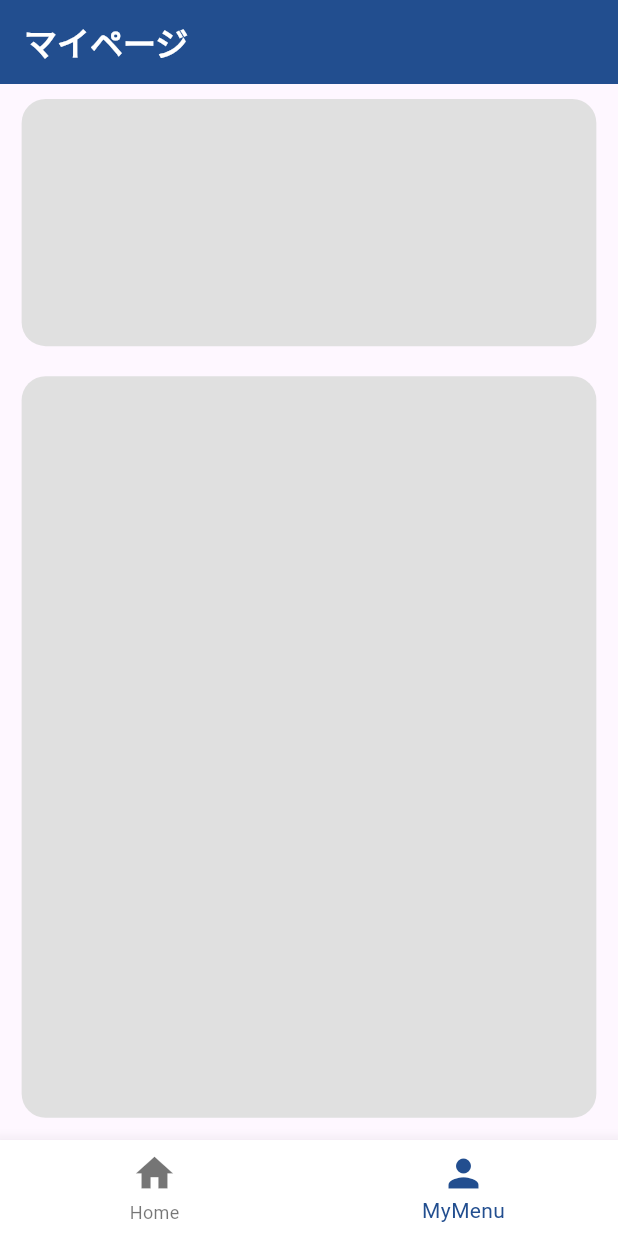
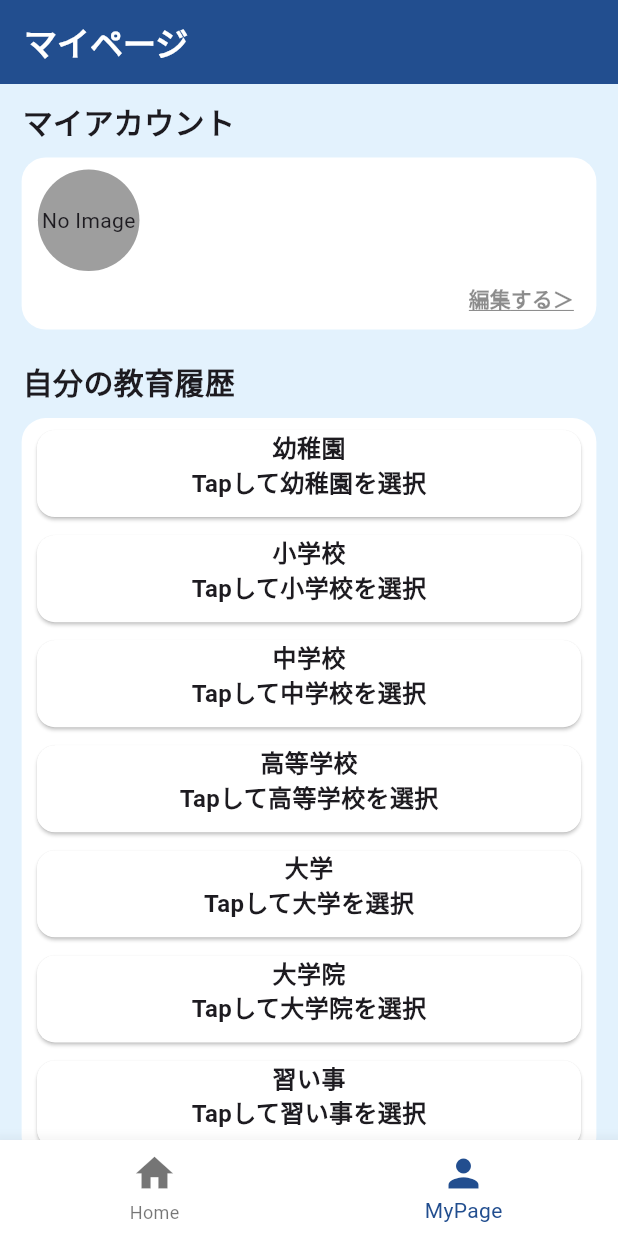
Before and after one commit to ziburi-hiro/new_plusch, a Flutter app: the TabBarPage screen opened by its route, item 2 of the bottom bar chosen, on a phone screen of 412 x 824 dp. Run offline on Flutter 3.47's test engine with Material 3 defaults, Android fonts, the phone set to English and light mode, and no system bars; our stand-ins replace carousel_slider, cloud_firestore, dots_indicator, firebase_auth, firebase_core, flutter_screenutil and 2 more; accounts and stored records are empty.

Commit message:
make myaccount UI and myinfo UI

```diff
--- a/lib/Components/TabBar.dart
+++ b/lib/Components/TabBar.dart
@@ -42,7 +42,7 @@ class _TabBarPageState extends State<TabBarPage> {
             ),
             BottomNavigationBarItem(
               icon: Icon(Icons.person),
-              label: 'MyMenu'
+              label: 'MyPage'
             )
           ],
           iconSize: 30,
--- /dev/null
+++ b/lib/Components/schoolselectbutton.dart
@@ -0,0 +1,44 @@
+import 'package:flutter/material.dart';
+import 'package:plusch/Constants/colors.dart';
+
+class SchoolSelectButton extends StatelessWidget {
+  const SchoolSelectButton({
+    super.key,
+    required this.screenSize,
+    required this.kindOfSchool,
+    required this.kindOfSchoolEng,
+  });
+
+  final Size screenSize;
+  final String kindOfSchool;
+  final String kindOfSchoolEng;
+
+  @override
+  Widget build(BuildContext context) {
+    return SizedBox(
+      height: screenSize.height*0.08,
+      width: screenSize.width*0.9,
+      child: Card(
+        color: Colors.white,
+        child: InkWell(
+          splashColor: Colors.grey.shade300,
+          onTap: () {
+            print('hello');
+          },
+          child: Column(
+            children: [
+              Text(kindOfSchool,style: const TextStyle(
+                fontSize: 16,
+                fontWeight: FontWeight.bold,
+              ),),
+              Text('Tapして$kindOfSchoolを選択',style: const TextStyle(
+                fontSize: 16,
+                fontWeight: FontWeight.bold,
+              ),),
+            ],
+          ),
+        ),
+      ),
+    );
+  }
+}
--- a/lib/Constants/colors.dart
+++ b/lib/Constants/colors.dart
@@ -3,3 +3,4 @@ import 'dart:ui';
 const buttonColor = Color(0xff224e8f);
 const appbarColor = Color(0xff224e8f);
 const mainColor = Color(0xff224e8f);
+const mainBackColor = Color(0xffe3f2fd);
--- a/lib/Firebase/user_firestore.dart
+++ b/lib/Firebase/user_firestore.dart
@@ -13,6 +13,7 @@ class UserFireStore {
       await users.doc(newAccount.id).set({
         'name': newAccount.name,
         'postal_code': newAccount.postCode,
+        'email_address':newAccount.emailAddress,
         'created_at': Timestamp.now(),
         'updated_at': Timestamp.now(),
       });
@@ -33,8 +34,10 @@ class UserFireStore {
           id: uid,
           name: data['name'],
           postCode: data['postal_code'],
+          emailAddress: data['email_address'],
           createdAt: data['created_at'],
-          updatedAt: data['updated_at']);
+          updatedAt: data['updated_at'],
+      );
       Authentication.myAccount = myAccount;
       return true;
     } on FirebaseException catch (e) {
--- a/lib/Models/account.dart
+++ b/lib/Models/account.dart
@@ -4,6 +4,7 @@ class Account {
   String id;
   String name;
   String postCode;
+  String emailAddress;
   Timestamp? createdAt;
   Timestamp? updatedAt;
 
@@ -11,6 +12,7 @@ class Account {
       {required this.id,
         required this.name,
         required this.postCode,
+        required this.emailAddress,
         this.createdAt,
         this.updatedAt
       });
--- a/lib/Screen/home_page.dart
+++ b/lib/Screen/home_page.dart
@@ -19,7 +19,7 @@ class _HomePageState extends State<HomePage> {
     width: 400,
     decoration: BoxDecoration(
       borderRadius: BorderRadius.circular(16),
-      color: Colors.grey.shade300,
+      color: Colors.white,
     ),
     child: Text('おすすめ教育履歴${index+1}'),
   ));
@@ -31,6 +31,7 @@ class _HomePageState extends State<HomePage> {
     return WillPopScope(
       onWillPop: () async => false,
       child: Scaffold(
+        backgroundColor: mainBackColor,
         appBar: AppBar(
           title: const Text('ホーム',style: TextStyle(
             color: Colors.white,
@@ -100,7 +101,7 @@ class _HomePageState extends State<HomePage> {
                     width: screenSize.width*0.93,
                     decoration: BoxDecoration(
                       borderRadius: BorderRadius.circular(16),
-                      color: Colors.grey.shade300,
+                      color: Colors.white,
                     ),
                     child: Text('閲覧した教育履歴表示'),
                   ),
--- a/lib/Screen/login_page.dart
+++ b/lib/Screen/login_page.dart
@@ -1,6 +1,5 @@
 import 'package:firebase_auth/firebase_auth.dart';
 import 'package:flutter/material.dart';
-import 'package:lottie/lottie.dart';
 import 'package:plusch/Constants/colors.dart';
 import 'package:plusch/Firebase/user_firestore.dart';
 import 'package:plusch/utils/authentication.dart';
--- a/lib/Screen/member_register_page.dart
+++ b/lib/Screen/member_register_page.dart
@@ -190,6 +190,7 @@ class _MemberRegisterPageState extends State<MemberRegisterPage> {
                             id: result.user!.uid,
                             name: userNameController.text,
                             postCode: postCodeController.text,
+                            emailAddress: emailController.text,
                           );
                           var _result = await UserFireStore.setUser(newAccount);
                           if(_result == true){
--- a/lib/Screen/mypage.dart
+++ b/lib/Screen/mypage.dart
@@ -1,5 +1,7 @@
+import 'package:flutter/gestures.dart';
 import 'package:flutter/material.dart';
 import 'package:flutter_screenutil/flutter_screenutil.dart';
+import 'package:plusch/Components/schoolselectbutton.dart';
 import 'package:plusch/Constants/colors.dart';
 import 'package:plusch/Models/account.dart';
 import 'package:plusch/utils/authentication.dart';
@@ -21,6 +23,7 @@ class _MyPageState extends State<MyPage> {
     return WillPopScope(
       onWillPop: () async => false,
       child: Scaffold(
+        backgroundColor: mainBackColor,
         appBar: AppBar(
           title: const Text('マイページ',style: TextStyle(
             color: Colors.white,
@@ -35,22 +38,106 @@ class _MyPageState extends State<MyPage> {
             child: Column(
               children: [
                 ///アカウント情報
+                const Padding(
+                  padding: EdgeInsets.only(top: 10.0, left: 15.0),
+                  child: Align(
+                    alignment: Alignment.centerLeft,
+                    child: Text('マイアカウント',style: TextStyle(
+                      fontWeight: FontWeight.bold,
+                      fontSize: 20,
+                    ),),
+                  ),
+                ),
+
                 Padding(
                   padding: const EdgeInsets.all(10.0),
                   child: Center(
                     child: Container(
-                      height: screenSize.height*0.2,
                       width: screenSize.width*0.93,
                       decoration: BoxDecoration(
                         borderRadius: BorderRadius.circular(16),
-                        color: Colors.grey.shade300,
+                        color: Colors.white,
                       ),
-                      child: Text(myAccount.name),
+                      child: Column(
+                        children: [
+                          Padding(
+                            padding: const EdgeInsets.all(8.0),
+                            child: Row(
+                              children: [
+                                Container(
+                                  width: 70.w,
+                                  height: 70.h,
+                                  decoration: const BoxDecoration(
+                                    shape: BoxShape.circle,
+                                    color: Colors.grey,
+                                  ),
+                                  child: const Center(
+                                    child: Text(
+                                        'No Image'
+                                    ),
+                                  ),
+                                ),
+
+                                Padding(
+                                  padding: const EdgeInsets.all(10.0),
+                                  child: Column(
+                                    crossAxisAlignment: CrossAxisAlignment.start,
+                                    children: [
+                                      Text(myAccount.name,style: const TextStyle(
+                                        fontSize: 18,
+                                        fontWeight: FontWeight.bold,
+                                      ),),
+                                      Text(myAccount.emailAddress,style: const TextStyle(
+                                        fontSize: 14,
+                                        fontWeight: FontWeight.bold,
+                                        color: Colors.grey,
+                                      ),),
+                                    ],
+                                  ),
+                                )
+                              ],
+                            ),
+                          ),
+                          Padding(
+                            padding: const EdgeInsets.only(right: 15.0,bottom: 10.0),
+                            child: Row(
+                              mainAxisAlignment: MainAxisAlignment.end,
+                              children: [
+                                RichText(
+                                  text: TextSpan(
+                                    text: '編集する＞',
+                                    style: const TextStyle(
+                                      fontSize: 14,
+                                      decoration: TextDecoration.underline,
+                                      fontWeight: FontWeight.bold,
+                                      color: Colors.black45,
+                                    ),
+                                    recognizer: TapGestureRecognizer() ..onTap = () {
+                                      print('編集タップド');
+                                    }
+                                  ),
+                                ),
+                              ],
+                            ),
+                          )
+                        ],
+                      ),
                     ),
                   ),
                 ),
 
                 ///自分の教育履歴
+                const Padding(
+                  padding: EdgeInsets.only(top: 10.0, left: 15.0),
+                  child: Align(
+                    alignment: Alignment.centerLeft,
+                    child: Text('自分の教育履歴',style: TextStyle(
+                      fontWeight: FontWeight.bold,
+                      fontSize: 20,
+                    ),),
+                  ),
+                ),
+
                 Padding(
                   padding: const EdgeInsets.all(10.0),
                   child: Center(
@@ -59,14 +146,36 @@ class _MyPageState extends State<MyPage> {
                       width: screenSize.width*0.93,
                       decoration: BoxDecoration(
                         borderRadius: BorderRadius.circular(16),
-                        color: Colors.grey.shade300,
+                        color: Colors.white,
                       ),
-                      child: Text(myAccount.name),
+                      child: Column(
+                        mainAxisAlignment: MainAxisAlignment.spaceEvenly,
+                        children: [
+                          SchoolSelectButton(screenSize: screenSize, kindOfSchool: '幼稚園', kindOfSchoolEng: 'Kindergarten',),
+                          SchoolSelectButton(screenSize: screenSize, kindOfSchool: '小学校', kindOfSchoolEng: 'PrimarySchool',),
+                          SchoolSelectButton(screenSize: screenSize, kindOfSchool: '中学校', kindOfSchoolEng: 'JuniorHighSchool',),
+                          SchoolSelectButton(screenSize: screenSize, kindOfSchool: '高等学校', kindOfSchoolEng: 'HighSchool',),
+                          SchoolSelectButton(screenSize: screenSize, kindOfSchool: '大学', kindOfSchoolEng: 'University',),
+                          SchoolSelectButton(screenSize: screenSize, kindOfSchool: '大学院', kindOfSchoolEng: 'GraduateSchool',),
+                          SchoolSelectButton(screenSize: screenSize, kindOfSchool: '習い事', kindOfSchoolEng: 'Kindergarten',),
+                        ],
+                      )
                     ),
                   ),
                 ),
 
                 ///アカウントメニュー
+                const Padding(
+                  padding: EdgeInsets.only(top: 10.0, left: 15.0),
+                  child: Align(
+                    alignment: Alignment.centerLeft,
+                    child: Text('メニュー',style: TextStyle(
+                      fontWeight: FontWeight.bold,
+                      fontSize: 20,
+                    ),),
+                  ),
+                ),
+
                 Padding(
                   padding: const EdgeInsets.all(10.0),
                   child: Center(
@@ -75,7 +184,7 @@ class _MyPageState extends State<MyPage> {
                       width: screenSize.width*0.93,
                       decoration: BoxDecoration(
                         borderRadius: BorderRadius.circular(16),
-                        color: Colors.grey.shade300,
+                        color: Colors.white,
                       ),
                       child: Text(myAccount.name),
                     ),
```
